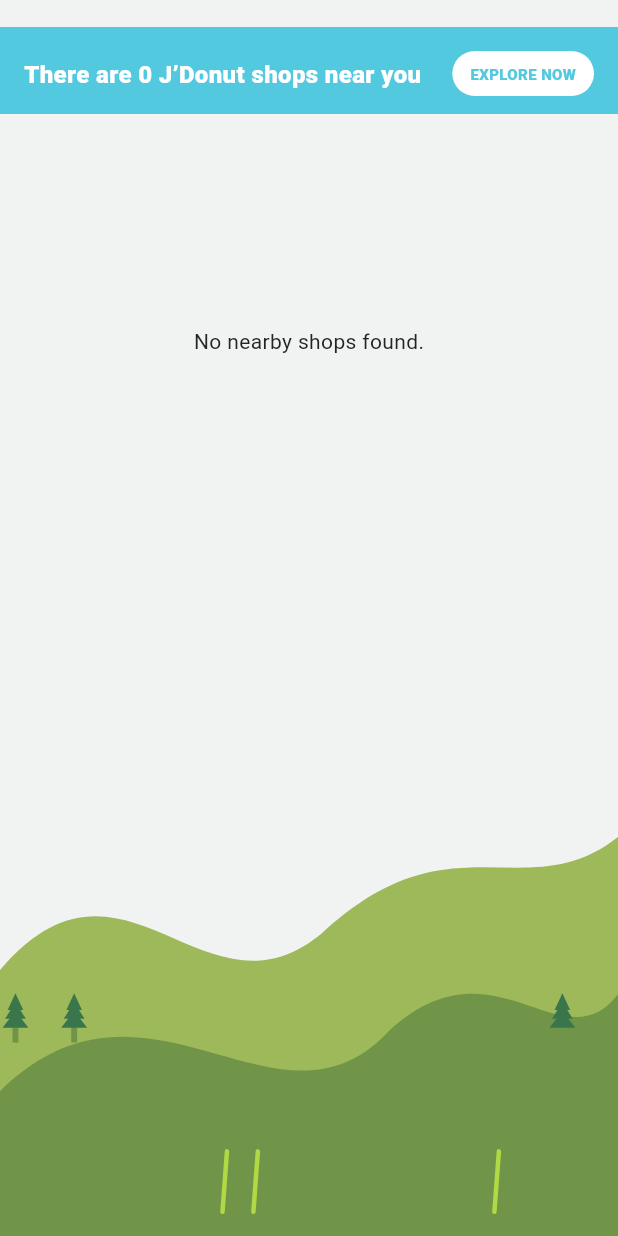
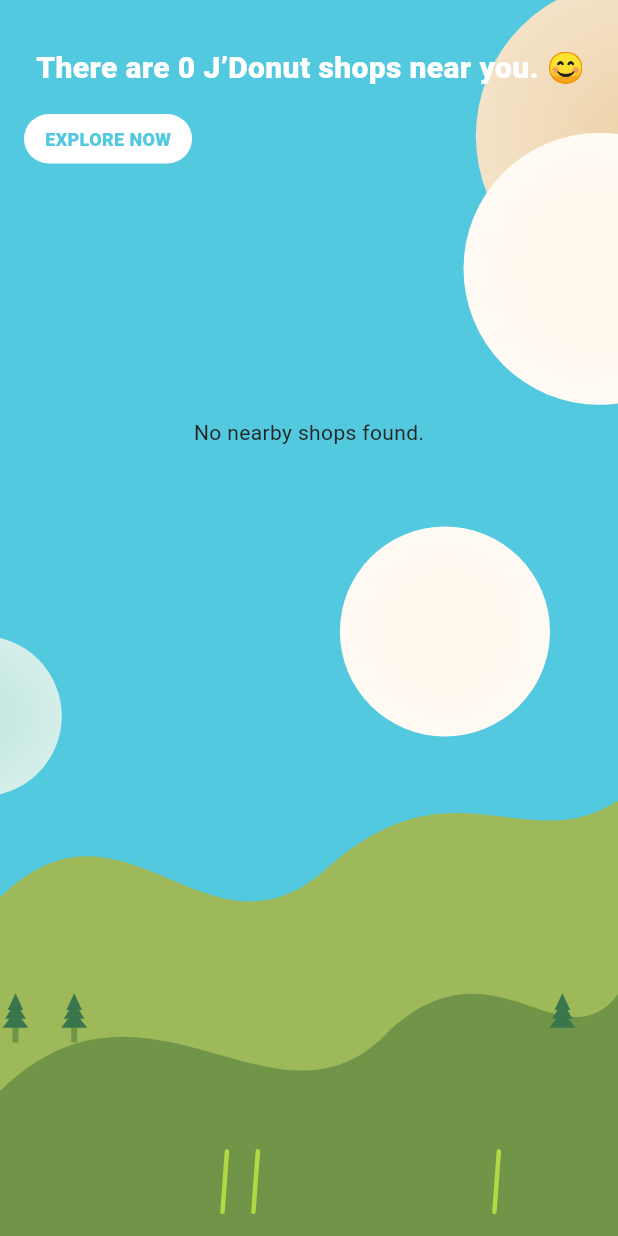
Before and after one commit to eizinhtun/jdonuts, a Flutter app: the HomeShops widget shown alone on an empty page, opened directly with empty values, on a phone screen of 412 x 824 dp. Run offline on Flutter 3.47's test engine with Material 3 defaults, Android fonts, the phone set to English and light mode, and no system bars; our stand-ins replace cached_network_image, connectivity_plus, drift, flutter_riverpod, flutter_secure_storage, flutter_svg and 1 more; accounts and stored records are empty; generated files the repository leaves out were written again; network calls fail.

Commit message:
Refine nearby shops home section

```diff
--- a/assets/data/strings_en.arb
+++ b/assets/data/strings_en.arb
@@ -88,7 +88,7 @@
   "earnPoints": "{points} pts",
   "giftChallenge": "Gift a treat to a friend",
   "notificationCount": "{count}",
-  "shopsNear": "There are {count} J’Donut shops near you",
+  "shopsNear": "There are {count} J’Donut shops near you. 😊",
   "exploreNow": "EXPLORE NOW",
   "orderOnline": "Order Online",
   "noNearbyShops": "No nearby shops found.",
--- a/lib/features/home/presentation/widgets/home_shops.dart
+++ b/lib/features/home/presentation/widgets/home_shops.dart
@@ -4,11 +4,14 @@ import 'package:jdonuts/core/network/network_reachability.dart';
 import 'package:jdonuts/l10n/localization.dart';
 import 'package:jdonuts/core/theme/tokens.dart';
 
-const _shopCardImage = 'shop-banner.jpg';
+const _shopCardImage = 'jdonuts-shop-display.jpg';
 const _shopHillBack = Color(0xFF9EB95A);
 const _shopHillFront = Color(0xFF719548);
 const _shopTree = Color(0xFF39764C);
 const _shopGrass = Color(0xFFB1D943);
+const _shopCloud = Color(0xFFFFF7EC);
+const _shopCloudShade = Color(0xFFEED3AA);
+const _shopCloudBlue = Color(0xFFBFE5DE);
 
 class HomeShops extends StatelessWidget {
   const HomeShops({super.key, required this.shops});
@@ -17,12 +20,12 @@ class HomeShops extends StatelessWidget {
 
   @override
   Widget build(BuildContext context) {
-    final cardWidth = (MediaQuery.sizeOf(context).width * .78).clamp(
+    final cardWidth = (MediaQuery.sizeOf(context).width * .76).clamp(
       250.0,
       310.0,
     );
     final textScale = MediaQuery.textScalerOf(context).scale(1);
-    final cardHeight = cardWidth * (textScale > 1.1 ? 1.0 : .9);
+    final cardHeight = cardWidth * (textScale > 1.1 ? 1.05 : 1.0);
     return Container(
       margin: const EdgeInsets.only(top: AppSpace.sectionGap),
       child: Stack(
@@ -35,37 +38,33 @@ class HomeShops extends StatelessWidget {
             child: Column(
               crossAxisAlignment: CrossAxisAlignment.start,
               children: [
-                Container(
-                  color: AppColors.cyan,
+                Padding(
                   padding: const EdgeInsets.fromLTRB(
+                    AppSpace.lg,
                     AppSpace.md,
                     AppSpace.md,
-                    AppSpace.md,
-                    AppSpace.smPlus,
+                    0,
                   ),
-                  child: Row(
-                    children: [
-                      Expanded(
                   child: Text(
                     context.l10n.shopsNear(shops.length),
                     maxLines: 2,
                     overflow: TextOverflow.ellipsis,
                     style: const TextStyle(
                       color: AppColors.white,
-                            fontSize: 16,
-                            height: 1.15,
+                      fontSize: 20,
+                      height: 1.12,
                       fontWeight: FontWeight.w800,
                     ),
                   ),
                 ),
-                      const SizedBox(width: AppSpace.sm),
-                      _ExploreShopsButton(
+                const SizedBox(height: AppSpace.mdPlus),
+                Padding(
+                  padding: const EdgeInsets.only(left: AppSpace.md),
+                  child: _ExploreShopsButton(
                     onPressed: () => _showComingSoon(context),
                   ),
-                    ],
                 ),
-                ),
-                const SizedBox(height: AppSpace.smPlus),
+                const SizedBox(height: AppSpace.lg),
                 if (shops.isEmpty)
                   SizedBox(
                     height: cardHeight,
@@ -82,7 +81,7 @@ class HomeShops extends StatelessWidget {
                     child: ListView.separated(
                       scrollDirection: Axis.horizontal,
                       padding: const EdgeInsets.symmetric(
-                        horizontal: AppSpace.md,
+                        horizontal: AppSpace.lg,
                       ),
                       itemCount: shops.length,
                       separatorBuilder: (_, _) =>
@@ -122,12 +121,12 @@ class _ExploreShopsButton extends StatelessWidget {
       onTap: onPressed,
       borderRadius: BorderRadius.circular(22),
       child: Padding(
-        padding: const EdgeInsets.symmetric(horizontal: 12, vertical: 8),
+        padding: const EdgeInsets.symmetric(horizontal: 14, vertical: 8),
         child: Text(
           context.l10n.exploreNow,
           style: const TextStyle(
             color: AppColors.cyan,
-            fontSize: 10,
+            fontSize: 12,
             fontWeight: FontWeight.w800,
           ),
         ),
@@ -155,17 +154,17 @@ class _NearbyShopCard extends StatelessWidget {
     height: height,
     child: Material(
       color: AppColors.white,
-      borderRadius: BorderRadius.circular(16),
+      borderRadius: BorderRadius.circular(20),
       child: Padding(
-        padding: const EdgeInsets.all(AppSpace.sm),
+        padding: const EdgeInsets.all(AppSpace.smPlus),
         child: Column(
           crossAxisAlignment: CrossAxisAlignment.start,
           children: [
             ClipRRect(
-              borderRadius: BorderRadius.circular(12),
+              borderRadius: BorderRadius.circular(14),
               child: SizedBox(
                 width: double.infinity,
-                height: width * .5,
+                height: (width - AppSpace.mdPlus) * .56,
                 child: SeedImage(
                   assetName: _shopCardImage,
                   fit: BoxFit.cover,
@@ -180,7 +179,7 @@ class _NearbyShopCard extends StatelessWidget {
               overflow: TextOverflow.ellipsis,
               style: const TextStyle(
                 color: AppColors.ink,
-                fontSize: 12,
+                fontSize: 13,
                 height: 1.15,
                 fontWeight: FontWeight.w800,
               ),
@@ -188,11 +187,11 @@ class _NearbyShopCard extends StatelessWidget {
             const SizedBox(height: AppSpace.xxs),
             Text(
               context.l10n.shopRegion,
-              maxLines: 1,
+              maxLines: 2,
               overflow: TextOverflow.ellipsis,
               style: const TextStyle(
                 color: AppColors.bodyMuted,
-                fontSize: 10,
+                fontSize: 11,
                 height: 1.15,
               ),
             ),
@@ -211,7 +210,7 @@ class _NearbyShopCard extends StatelessWidget {
                   context.l10n.orderOnline,
                   style: const TextStyle(
                     color: AppColors.pink,
-                    fontSize: 11,
+                    fontSize: 12,
                     fontWeight: FontWeight.w700,
                   ),
                 ),
@@ -229,24 +228,48 @@ class _ShopLandscapePainter extends CustomPainter {
 
   @override
   void paint(Canvas canvas, Size size) {
-    canvas.drawColor(AppColors.rewardsCanvas, BlendMode.src);
+    canvas.drawColor(AppColors.cyan, BlendMode.src);
+    _drawCloud(
+      canvas,
+      Offset(size.width * 1.02, size.height * .09),
+      size.width * .25,
+      _shopCloudShade,
+    );
+    _drawCloud(
+      canvas,
+      Offset(size.width * .97, size.height * .2),
+      size.width * .22,
+      _shopCloud,
+    );
+    _drawCloud(
+      canvas,
+      Offset(size.width * .72, size.height * .5),
+      size.width * .17,
+      _shopCloud,
+    );
+    _drawCloud(
+      canvas,
+      Offset(-size.width * .03, size.height * .57),
+      size.width * .13,
+      _shopCloudBlue,
+    );
     final backHill = Path()
-      ..moveTo(0, size.height * .78)
+      ..moveTo(0, size.height * .72)
       ..cubicTo(
         size.width * .2,
-        size.height * .66,
+        size.height * .62,
         size.width * .33,
-        size.height * .83,
+        size.height * .78,
         size.width * .52,
-        size.height * .75,
+        size.height * .7,
       )
       ..cubicTo(
         size.width * .73,
-        size.height * .65,
+        size.height * .6,
         size.width * .85,
-        size.height * .73,
+        size.height * .69,
         size.width,
-        size.height * .67,
+        size.height * .64,
       )
       ..lineTo(size.width, size.height)
       ..lineTo(0, size.height)
@@ -290,6 +313,18 @@ class _ShopLandscapePainter extends CustomPainter {
         grassPaint,
       );
     }
+  }
+
+  void _drawCloud(Canvas canvas, Offset center, double radius, Color color) {
+    final bounds = Rect.fromCircle(center: center, radius: radius);
+    canvas.drawCircle(
+      center,
+      radius,
+      Paint()
+        ..shader = RadialGradient(
+          colors: [color, Color.lerp(color, AppColors.white, .35)!],
+        ).createShader(bounds),
+    );
   }
 
   void _drawTree(Canvas canvas, Offset base, double scale) {
--- a/lib/l10n/app_localizations.dart
+++ b/lib/l10n/app_localizations.dart
@@ -625,7 +625,7 @@ abstract class AppLocalizations {
   /// No description provided for @shopsNear.
   ///
   /// In en, this message translates to:
-  /// **'There are {count} J’Donut shops near you'**
+  /// **'There are {count} J’Donut shops near you. 😊'**
   String shopsNear(Object count);
 
   /// No description provided for @exploreNow.
--- a/lib/l10n/app_localizations_en.dart
+++ b/lib/l10n/app_localizations_en.dart
@@ -292,7 +292,7 @@ class AppLocalizationsEn extends AppLocalizations {
 
   @override
   String shopsNear(Object count) {
-    return 'There are $count J’Donut shops near you';
+    return 'There are $count J’Donut shops near you. 😊';
   }
 
   @override
```
Also changed, not shown: assets/images/jdonuts-shop-display.jpg (added), 2 other files. Lines whose indentation alone changed are shown as unchanged.
